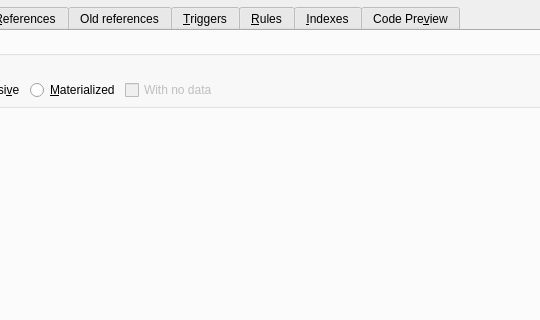
Above: libs/libgui/ui/dbobjects/viewwidget.ui from pgmodeler/pgmodeler before the change; both pictures show x 189 to 729 and y 0 to 320 of the 816 by 453 pixel window. Below: the same form after it.
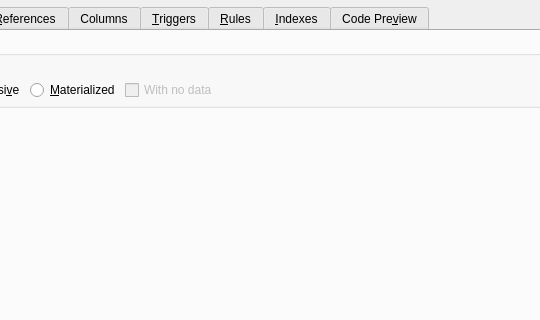
That is the form after the change. Icons and pictures are not drawn.

Commit message: Added the class SimpleColumnsWidget to handle view's columns

What changed in the file:
```diff
--- a/libs/libgui/ui/dbobjects/viewwidget.ui
+++ b/libs/libgui/ui/dbobjects/viewwidget.ui
@@ -199,7 +199,7 @@
      </widget>
      <widget class="QWidget" name="old_view_refs_tab">
       <attribute name="title">
-       <string>Old references</string>
+       <string>Columns</string>
       </attribute>
      </widget>
      <widget class="QWidget" name="triggers_tab">
```
Left out of the diff: 6 changed lines with no effect on the pictures. The commit also changes 6 other files.
